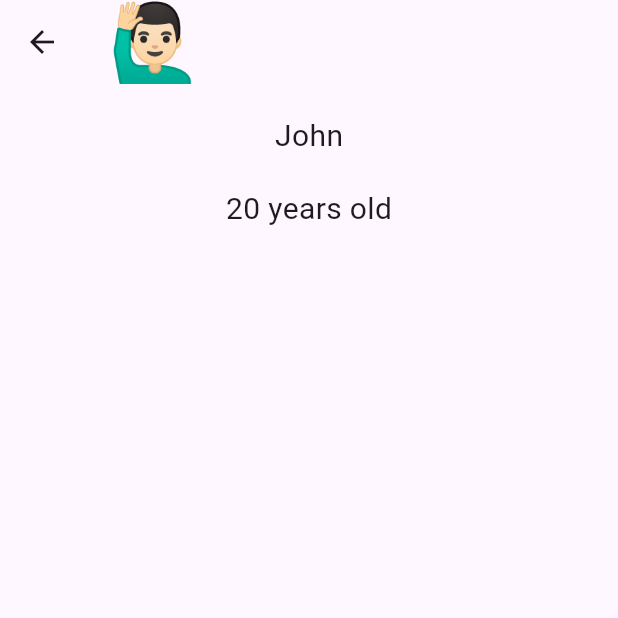
After one commit to kinleyrabgay/flutter_animation_course, a Flutter app: the screen it shows after launch, after a tap on "🙋🏻‍♂️", on a phone screen of 412 x 824 dp, the top half of it. The commit adds this screen. Run offline on Flutter 3.47's test engine with Material 3 defaults, Android fonts, the phone set to English and light mode, and no system bars.

```diff
--- /dev/null
+++ b/lib/example3/example3.dart
@@ -0,0 +1,140 @@
+import 'package:flutter/material.dart';
+
+@immutable
+class Person {
+  final String name;
+  final int age;
+  final String emoji;
+
+  const Person({
+    required this.name,
+    required this.age,
+    required this.emoji,
+  });
+}
+
+const people = [
+  Person(name: 'John', age: 20, emoji: '🙋🏻‍♂️'),
+  Person(name: 'Jane', age: 21, emoji: '👸🏽'),
+  Person(name: 'Jack', age: 22, emoji: '🧔🏿‍♂️'),
+];
+
+class Example3 extends StatelessWidget {
+  const Example3({super.key});
+
+  @override
+  Widget build(BuildContext context) {
+    return Scaffold(
+      appBar: AppBar(
+        title: const Text('People'),
+      ),
+      body: ListView.builder(
+        itemCount: people.length,
+        itemBuilder: (context, index) {
+          final person = people[index];
+          return ListTile(
+            onTap: () {
+              Navigator.of(context).push(
+                MaterialPageRoute(
+                  builder: (context) => DetailsPage(
+                    person: person,
+                  ),
+                ),
+              );
+            },
+            leading: Hero(
+              tag: person.name,
+              child: Text(
+                person.emoji,
+                style: const TextStyle(
+                  fontSize: 40,
+                ),
+              ),
+            ),
+            title: Text(person.name),
+            subtitle: Text(
+              '${person.age} years old',
+            ),
+            trailing: const Icon(
+              Icons.arrow_forward_ios,
+            ),
+          );
+        },
+      ),
+    );
+  }
+}
+
+class DetailsPage extends StatelessWidget {
+  final Person person;
+
+  const DetailsPage({
+    super.key,
+    required this.person,
+  });
+
+  @override
+  Widget build(BuildContext context) {
+    return Scaffold(
+      appBar: AppBar(
+        title: Hero(
+          flightShuttleBuilder: (
+            flightContext,
+            animation,
+            flightDirection,
+            fromHeroContext,
+            toHeroContext,
+          ) {
+            switch (flightDirection) {
+              case HeroFlightDirection.push:
+                return Material(
+                  color: Colors.transparent,
+                  child: ScaleTransition(
+                    scale: animation.drive(
+                      Tween<double>(
+                        begin: 0.0,
+                        end: 1.0,
+                      ).chain(
+                        CurveTween(
+                          curve: Curves.bounceOut,
+                        ),
+                      ),
+                    ),
+                    child: toHeroContext.widget,
+                  ),
+                );
+              case HeroFlightDirection.pop:
+                return Material(
+                  color: Colors.transparent,
+                  child: fromHeroContext.widget,
+                );
+            }
+          },
+          tag: person.name,
+          child: Text(
+            person.emoji,
+            style: const TextStyle(
+              fontSize: 50,
+            ),
+          ),
+        ),
+      ),
+      body: Center(
+        child: Column(
+          children: [
+            const SizedBox(height: 20),
+            Text(
+              person.name,
+              style: const TextStyle(fontSize: 20),
+            ),
+            const SizedBox(height: 20),
+            Text(
+              '${person.age} years old',
+              style: const TextStyle(fontSize: 20),
+            ),
+          ],
+        ),
+      ),
+    );
+  }
+}
--- a/lib/main.dart
+++ b/lib/main.dart
@@ -1,5 +1,5 @@
 import 'package:flutter/material.dart';
-import 'package:flutter_animation_course/example2/example2.dart';
+import 'package:flutter_animation_course/example3/example3.dart';
 
 void main() {
   runApp(const MyApp());
@@ -17,7 +17,7 @@
         colorScheme: ColorScheme.fromSeed(seedColor: Colors.deepPurple),
         useMaterial3: true,
       ),
-      home: const Example2(),
+      home: const Example3(),
     );
   }
 }
```
